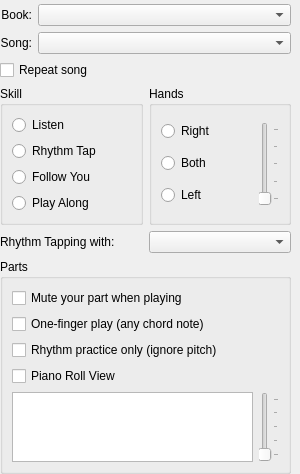
PBalzarett1/PianoBooster, file src/GuiSidePanel.ui: the form before one commit.
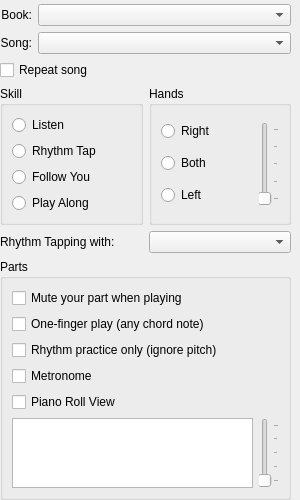
The form after the commit.

Commit message: Added metronome support configurable via Cfg::metronomeEnabled, persisted in settings, and toggled from a new “Metronome” checkbox in the side panel. Implemented beat-aware click generation in the conductor: tracks beat ticks, respects time signature and speed, and plays stronger/weaker percussion hits on channel 10 (notes 37/39) without affecting scoring or playback. Ensured metronome counters reset on reset/rewind/play start. Files touched: src/Cfg.{h,cpp}, src/Settings.{h,cpp}, src/GuiSidePanel.{ui,cpp,h}, src/Conductor.{h,cpp}.

The edit to the form file:
```diff
--- a/src/GuiSidePanel.ui
+++ b/src/GuiSidePanel.ui
@@ -260,6 +260,16 @@
          </property>
         </widget>
        </item>
+      <item>
+       <widget class="QCheckBox" name="metronomeCheck">
+        <property name="toolTip">
+         <string>Play a click on each beat</string>
+        </property>
+        <property name="text">
+         <string>Metronome</string>
+        </property>
+       </widget>
+      </item>
       <item>
        <widget class="QCheckBox" name="pianoRollViewCheck">
         <property name="toolTip">
```
Lines whose indentation alone changed are shown as unchanged. The commit also changes 8 other files.
